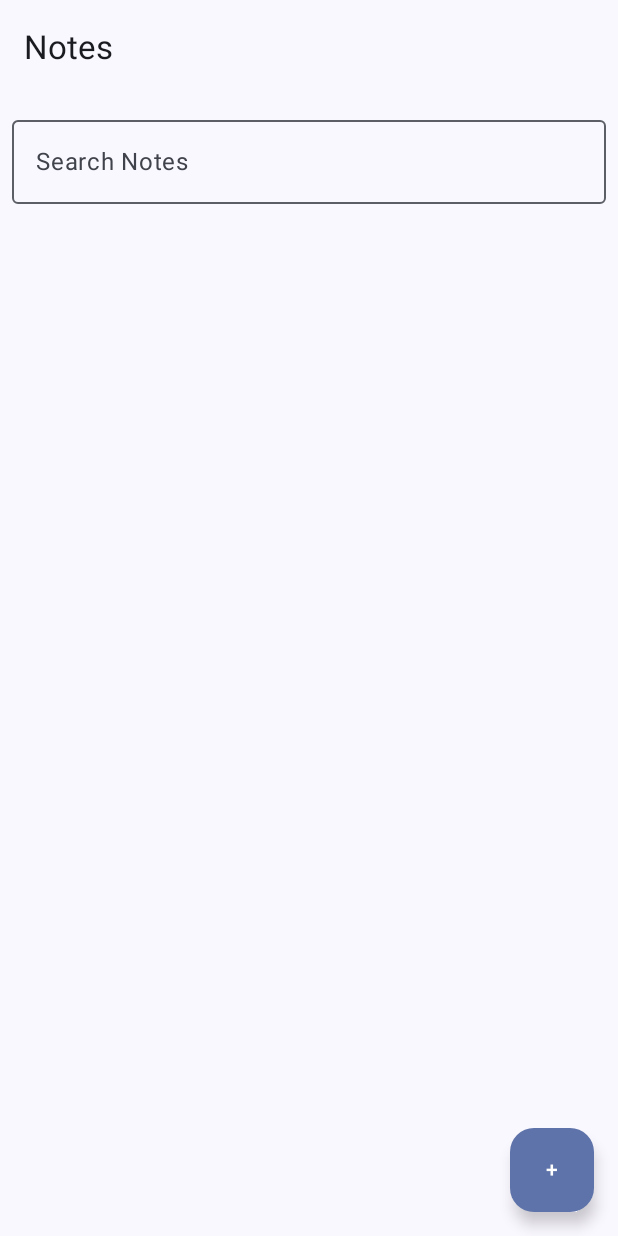
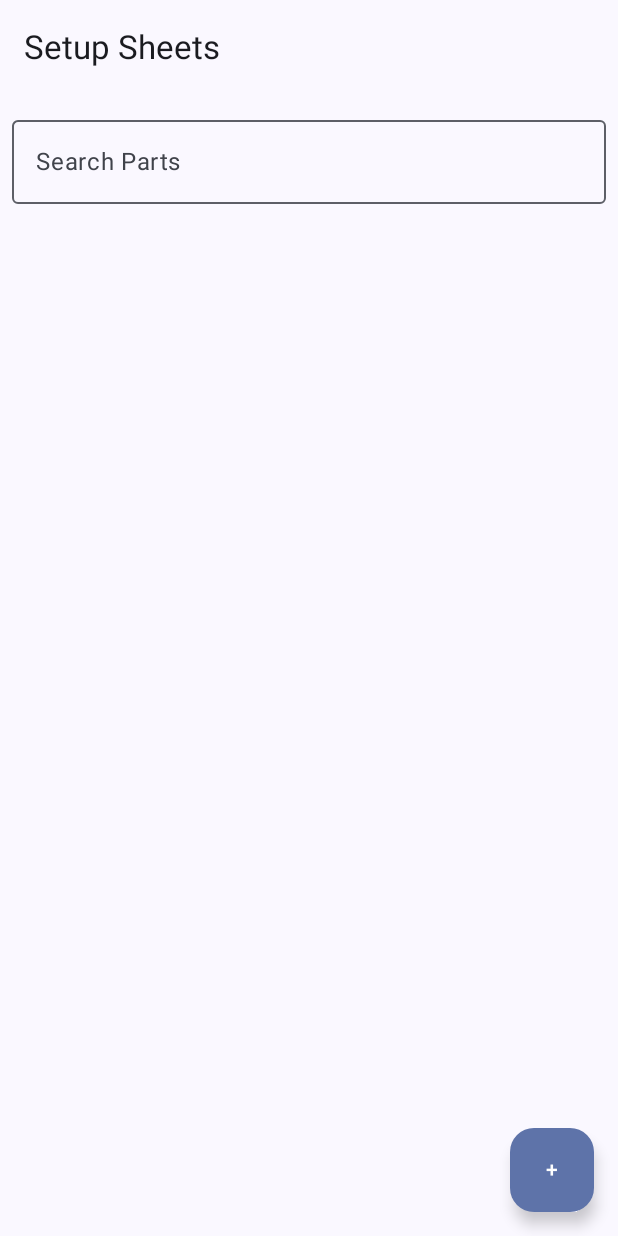
Before and after one commit to CopelandCodes/SetupSheets, an Android app built with Jetpack Compose: the screen it shows after launch (MainActivity), on a phone screen of 412 x 824 dp. Run offline under Robolectric (Android 15) with nearby library versions, the phone set to English and light mode, and no system bars; our stand-ins replace Room's generated code.

Commit message:
Renamed some fields

```diff
--- a/app/build.gradle.kts
+++ b/app/build.gradle.kts
@@ -63,9 +63,9 @@ dependencies {
     implementation(libs.androidx.compose.bom.v20231001)
     implementation(libs.ui)
     implementation(libs.material3)
-    implementation(libs.androidx.activity.compose)
     implementation(libs.androidx.navigation.compose)
     implementation(libs.gson)
+
 
     // Room (Database)
     implementation(libs.androidx.room.runtime.v261)
--- a/app/src/main/java/com/example/setupsheets/ui/MainScreen.kt
+++ b/app/src/main/java/com/example/setupsheets/ui/MainScreen.kt
@@ -28,7 +28,7 @@ fun MainScreen(
 
     Scaffold(
         topBar = {
-            TopAppBar(title = { Text("Notes") })
+            TopAppBar(title = { Text("Setup Sheets") })
         },
         floatingActionButton = {
             FloatingActionButton(onClick = onAddNote) {
@@ -40,7 +40,7 @@ fun MainScreen(
             OutlinedTextField(
                 value = searchQuery,
                 onValueChange = { viewModel.updateSearchQuery(it) },
-                label = { Text("Search Notes") },
+                label = { Text("Search Parts") },
                 modifier = Modifier
                     .fillMaxWidth()
                     .padding(8.dp)
--- a/gradle/libs.versions.toml
+++ b/gradle/libs.versions.toml
@@ -1,6 +1,7 @@
 [versions]
 activityComposeVersion = "1.10.1"
 agp = "8.10.0"
+androidxActivityCompose = "1.8.2"
 composeBomVersion = "2023.10.01"
 gson = "2.11.0"
 kotlin = "1.9.23"
@@ -20,6 +21,7 @@ roomRuntimeVersion = "2.6.1"
 
 
 [libraries]
+androidx-activity-compose-v182 = { module = "androidx.activity:activity-compose", version.ref = "androidxActivityCompose" }
 androidx-compose-bom-v20231001 = { module = "androidx.compose:compose-bom", version.ref = "composeBomVersion" }
 androidx-core-ktx = { group = "androidx.core", name = "core-ktx", version.ref = "coreKtx" }
 androidx-lifecycle-livedata-ktx = { module = "androidx.lifecycle:lifecycle-livedata-ktx", version.ref = "lifecycleViewmodelKtx" }
```
Also changed, not shown: app/src/main/java/com/example/setupsheets/ui/NoteEditorScreen.kt (+6 -1 lines).
